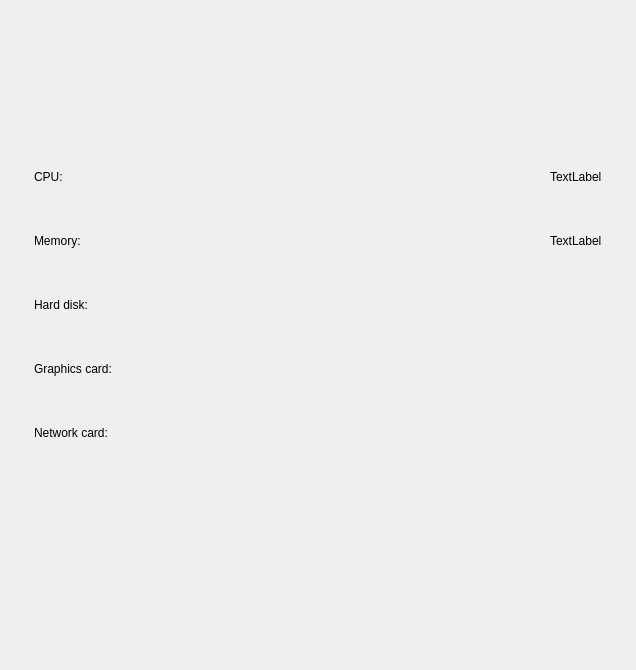
Before: the Qt Designer form src/hardware-information-widget.ui in openeuler-mirror/kiran-control-panel, drawn with Qt 5.
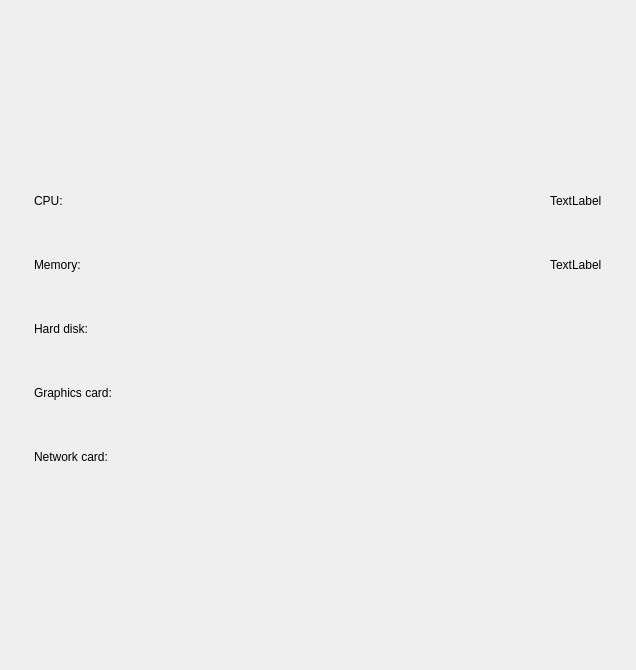
After: the same form once the commit is applied.

Commit message:
fix(logo):remove hardware cpu logo
- 去除硬件信心中CPU 厂商logo的显示

Patch:
```diff
--- a/src/hardware-information-widget.ui
+++ b/src/hardware-information-widget.ui
@@ -21,7 +21,7 @@
     <number>0</number>
    </property>
    <property name="topMargin">
-    <number>0</number>
+    <number>24</number>
    </property>
    <property name="rightMargin">
     <number>0</number>
```
The commit also changes 1 other file.
